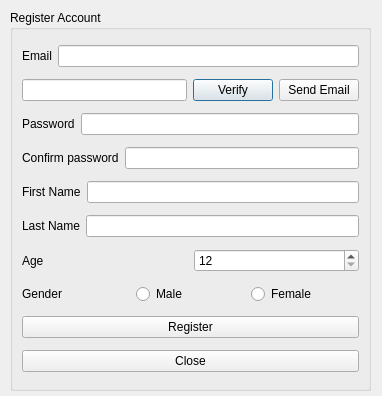
Before: the Qt Designer form In4B00king/register.ui in leejm17/ICT1009-In4B00king, drawn with Qt 5.
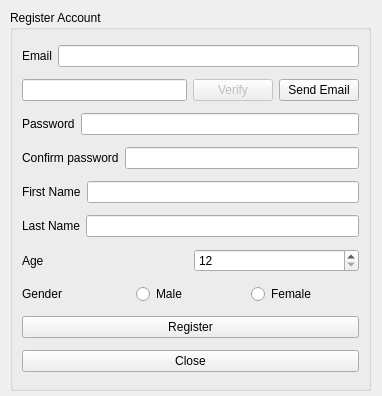
After: the same form once the commit is applied.

```diff
--- a/In4B00king/register.ui
+++ b/In4B00king/register.ui
@@ -67,6 +67,9 @@
       </item>
       <item>
        <widget class="QPushButton" name="verify">
+        <property name="enabled">
+         <bool>false</bool>
+        </property>
         <property name="text">
          <string>Verify</string>
         </property>
```
